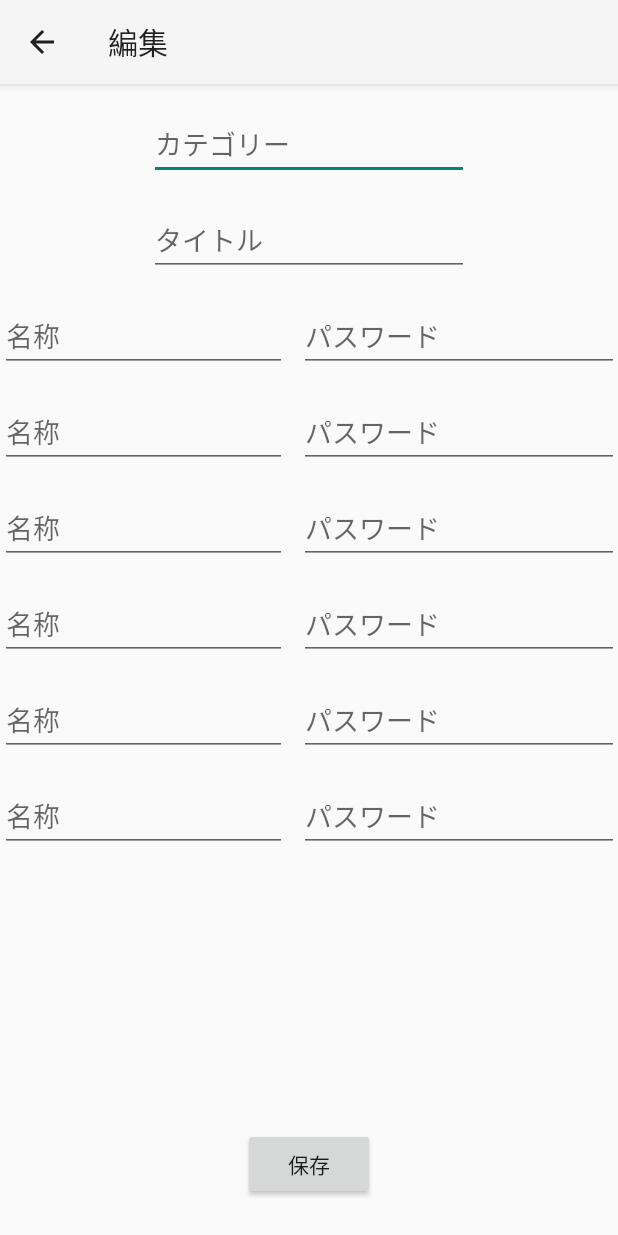
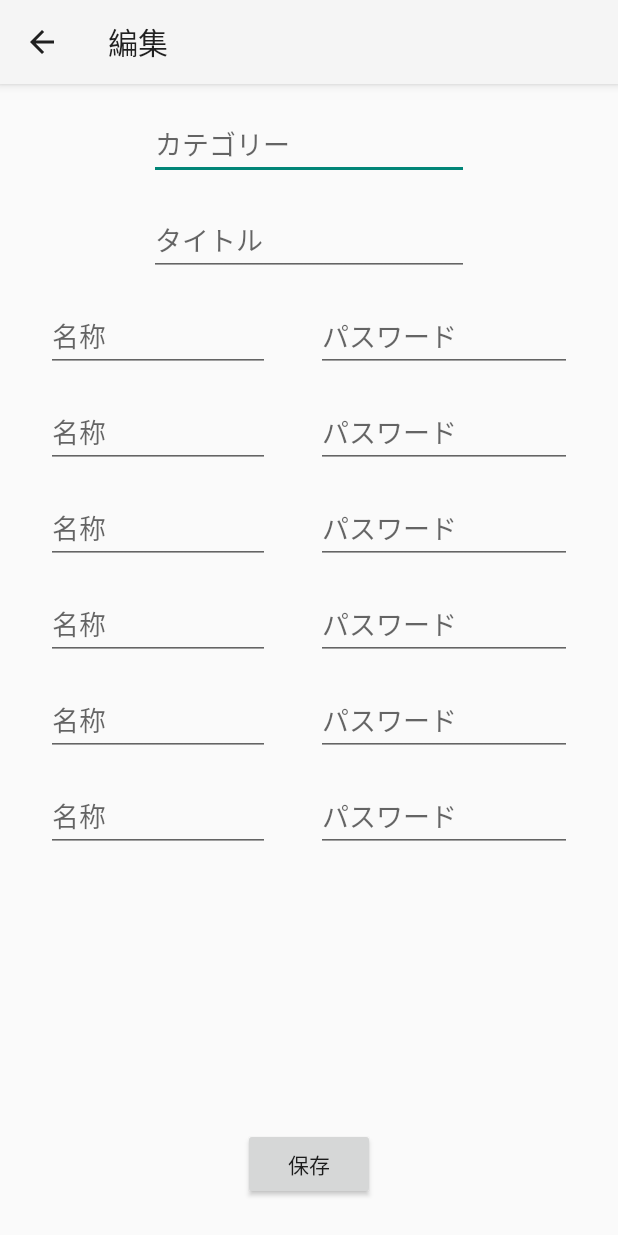
Before and after one commit to wa451/PasswordManagerApp, an Android app: the EditActivity screen opened directly, with no data from a screen before it, on a phone screen of 412 x 824 dp. Run offline under Robolectric (Android 15) with nearby library versions, the phone set to English and light mode, and no system bars; libraries missing offline, so code that uses them is left out: io.realm, io.realm.kotlin; 1 statement that could not run was skipped.

Commit message:
微調整

```diff
--- a/app/src/main/java/com/example/passwordmanager/EditActivity.kt
+++ b/app/src/main/java/com/example/passwordmanager/EditActivity.kt
@@ -105,30 +105,18 @@ class EditActivity : AppCompatActivity() {
                     val myModel =realm.createObject<MyModel>(nextId)
                     myModel.category = category
                     myModel.title = title
-                    if (!name1.isNullOrEmpty() and !password1.isNullOrEmpty()){
                     myModel.name1 = name1
                     myModel.password1 = password1
-                    }
-                    if (!name2.isNullOrEmpty() and !password2.isNullOrEmpty()){
                     myModel.name2 = name2
                     myModel.password2 = password2
-                    }
-                    if (!name3.isNullOrEmpty() and !password3.isNullOrEmpty()){
                     myModel.name3 = name3
                     myModel.password3 = password3
-                    }
-                    if (!name4.isNullOrEmpty() and !password4.isNullOrEmpty()){
                     myModel.name4 = name4
                     myModel.password4 = password4
-                    }
-                    if (!name5.isNullOrEmpty() and !password5.isNullOrEmpty()){
                     myModel.name5 = name5
                     myModel.password5 = password5
-                    }
-                    if (!name6.isNullOrEmpty() and !password6.isNullOrEmpty()){
                     myModel.name6 = name6
                     myModel.password6 = password6
-                    }
                 }
             }else{
                 realm.executeTransaction {
@@ -136,30 +124,18 @@ class EditActivity : AppCompatActivity() {
                         .equalTo("id",getId).findFirst()
                     myModel?.category = category
                     myModel?.title = title
-                    if (!name1.isNullOrEmpty() and !password1.isNullOrEmpty()){
                     myModel?.name1 = name1
                     myModel?.password1 = password1
-                    }
-                    if (!name2.isNullOrEmpty() and !password2.isNullOrEmpty()){
                     myModel?.name2 = name2
                     myModel?.password2 = password2
-                    }
-                    if (!name3.isNullOrEmpty() and !password3.isNullOrEmpty()){
                     myModel?.name3 = name3
                     myModel?.password3 = password3
-                    }
-                    if (!name4.isNullOrEmpty() and !password4.isNullOrEmpty()){
                     myModel?.name4 = name4
                     myModel?.password4 = password4
-                    }
-                    if (!name5.isNullOrEmpty() and !password5.isNullOrEmpty()){
                     myModel?.name5 = name5
                     myModel?.password5 = password5
-                    }
-                    if (!name6.isNullOrEmpty() and !password6.isNullOrEmpty()){
                     myModel?.name6 = name6
                     myModel?.password6 = password6
-                    }
                 }
             }
 
--- a/app/src/main/res/layout/activity_edit.xml
+++ b/app/src/main/res/layout/activity_edit.xml
@@ -48,7 +48,7 @@
         android:layout_marginStart="8dp"
         android:layout_marginTop="16dp"
         android:layout_marginEnd="8dp"
-        android:ems="9"
+        android:ems="7"
         android:hint="@string/name"
         android:inputType="text"
         app:layout_constraintEnd_toStartOf="@+id/etPass1"
@@ -61,7 +61,7 @@
         android:layout_width="wrap_content"
         android:layout_height="wrap_content"
         android:layout_marginEnd="8dp"
-        android:ems="10"
+        android:ems="8"
         android:hint="@string/pass"
         android:inputType="text"
         app:layout_constraintEnd_toEndOf="parent"
@@ -76,7 +76,7 @@
         android:layout_marginStart="8dp"
         android:layout_marginTop="16dp"
         android:layout_marginEnd="8dp"
-        android:ems="9"
+        android:ems="7"
         android:hint="@string/name"
         android:inputType="text"
         app:layout_constraintEnd_toStartOf="@+id/etPass2"
@@ -89,7 +89,7 @@
         android:layout_width="wrap_content"
         android:layout_height="wrap_content"
         android:layout_marginEnd="8dp"
-        android:ems="10"
+        android:ems="8"
         android:hint="@string/pass"
         android:inputType="text"
         app:layout_constraintEnd_toEndOf="parent"
@@ -104,7 +104,7 @@
         android:layout_marginStart="8dp"
         android:layout_marginTop="16dp"
         android:layout_marginEnd="8dp"
-        android:ems="9"
+        android:ems="7"
         android:hint="@string/name"
         android:inputType="text"
         app:layout_constraintEnd_toStartOf="@+id/etPass3"
@@ -117,7 +117,7 @@
         android:layout_width="wrap_content"
         android:layout_height="wrap_content"
         android:layout_marginEnd="8dp"
-        android:ems="10"
+        android:ems="8"
         android:hint="@string/pass"
         android:inputType="text"
         app:layout_constraintEnd_toEndOf="parent"
@@ -132,7 +132,7 @@
         android:layout_marginStart="8dp"
         android:layout_marginTop="16dp"
         android:layout_marginEnd="8dp"
-        android:ems="9"
+        android:ems="7"
         android:hint="@string/name"
         android:inputType="text"
         app:layout_constraintEnd_toStartOf="@+id/etPass4"
@@ -146,7 +146,7 @@
         android:layout_width="wrap_content"
         android:layout_height="wrap_content"
         android:layout_marginEnd="8dp"
-        android:ems="10"
+        android:ems="8"
         android:hint="@string/pass"
         android:inputType="text"
         app:layout_constraintEnd_toEndOf="parent"
@@ -161,7 +161,7 @@
         android:layout_marginStart="8dp"
         android:layout_marginTop="16dp"
         android:layout_marginEnd="8dp"
-        android:ems="9"
+        android:ems="7"
         android:hint="@string/name"
         android:inputType="text"
         app:layout_constraintEnd_toStartOf="@+id/etPass5"
@@ -174,7 +174,7 @@
         android:layout_width="wrap_content"
         android:layout_height="wrap_content"
         android:layout_marginEnd="8dp"
-        android:ems="10"
+        android:ems="8"
         android:hint="@string/pass"
         android:inputType="text"
         app:layout_constraintEnd_toEndOf="parent"
@@ -189,7 +189,7 @@
         android:layout_marginStart="8dp"
         android:layout_marginTop="16dp"
         android:layout_marginEnd="8dp"
-        android:ems="9"
+        android:ems="7"
         android:hint="@string/name"
         android:inputType="text"
         app:layout_constraintEnd_toStartOf="@+id/etPass6"
@@ -202,7 +202,7 @@
         android:layout_width="wrap_content"
         android:layout_height="wrap_content"
         android:layout_marginEnd="8dp"
-        android:ems="10"
+        android:ems="8"
         android:hint="@string/pass"
         android:inputType="text"
         app:layout_constraintEnd_toEndOf="parent"
--- a/app/src/main/res/layout/activity_main.xml
+++ b/app/src/main/res/layout/activity_main.xml
@@ -11,8 +11,8 @@
         android:id="@+id/btnNew"
         android:layout_width="wrap_content"
         android:layout_height="wrap_content"
-        android:layout_marginEnd="8dp"
-        android:layout_marginBottom="8dp"
+        android:layout_marginEnd="24dp"
+        android:layout_marginBottom="24dp"
         android:text="@string/add"
         app:layout_constraintBottom_toBottomOf="parent"
         app:layout_constraintEnd_toEndOf="parent" />
--- a/app/src/main/res/layout/show_layout.xml
+++ b/app/src/main/res/layout/show_layout.xml
@@ -11,7 +11,7 @@
         android:layout_height="wrap_content"
         android:layout_marginTop="32dp"
         android:text="TextView"
-        android:textSize="24sp"
+        android:textSize="14sp"
         app:layout_constraintEnd_toStartOf="@+id/showPass"
         app:layout_constraintHorizontal_bias="0.5"
         app:layout_constraintStart_toStartOf="parent"
@@ -24,12 +24,13 @@
         android:minHeight="48dp"
         android:text="TextView"
         android:textIsSelectable="true"
-        android:textSize="34sp"
+        android:textSize="20sp"
         app:layout_constraintBottom_toBottomOf="@+id/showName"
         app:layout_constraintEnd_toEndOf="parent"
         app:layout_constraintHorizontal_bias="0.5"
         app:layout_constraintStart_toEndOf="@+id/showName"
-        app:layout_constraintTop_toTopOf="@+id/showName" />
+        app:layout_constraintTop_toTopOf="@+id/showName"
+        android:gravity="center_vertical"/>
 
     <View
         android:id="@+id/divider1"
```
Lines whose indentation alone changed are shown as unchanged.
